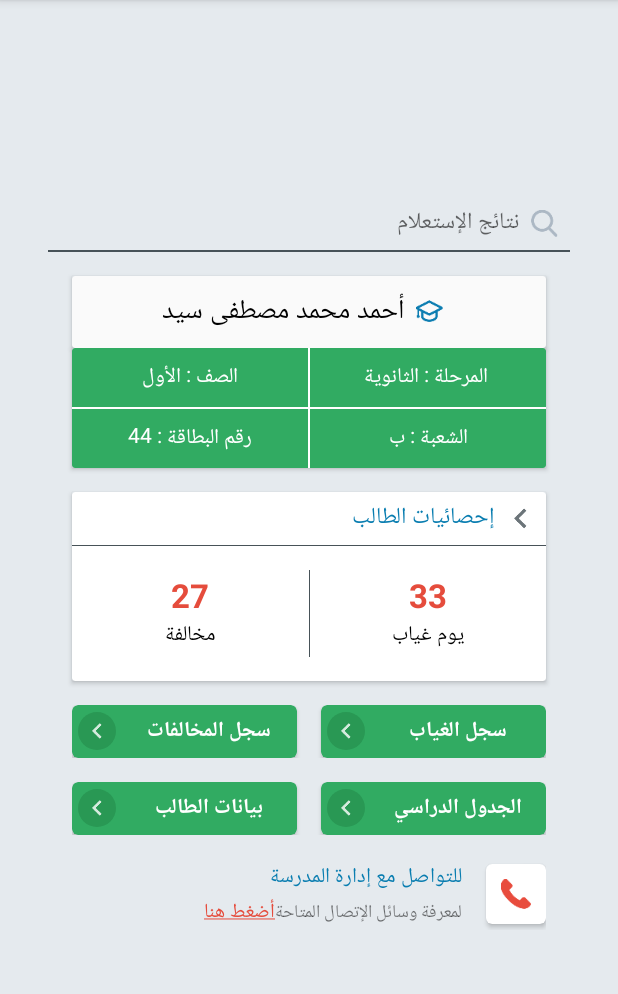
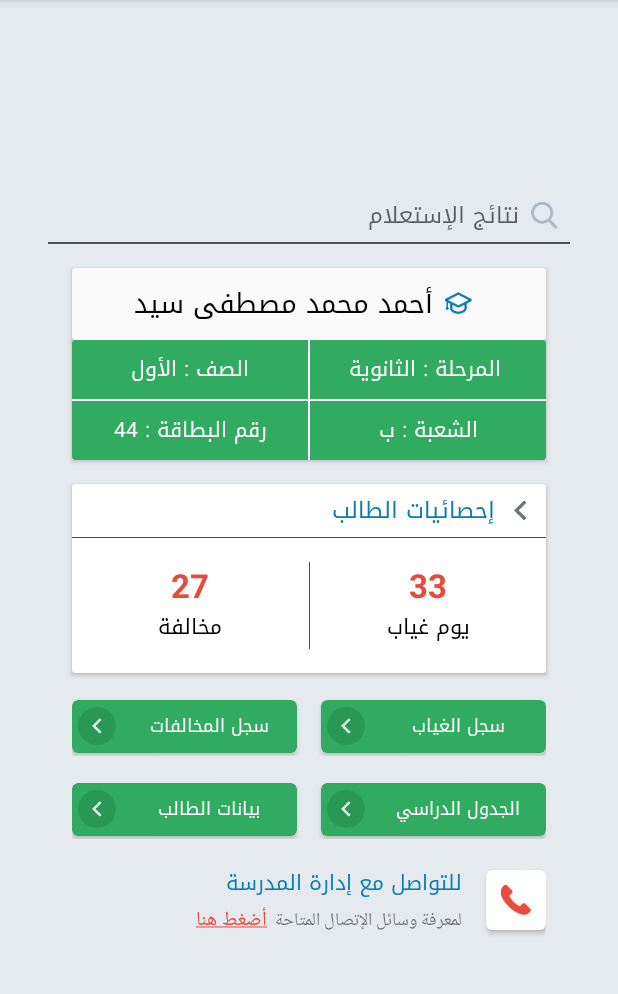
Before and after one commit to MostafaAnter/Tab3e, an Android app: the ResultOfAskAboutStudent screen opened directly, with no data from a screen before it, on a phone screen of 412 x 824 dp, the part 84-1078 px from its top. Run offline under Robolectric (Android 15) with nearby library versions, the light colour scheme and no system bars; our stand-ins replace ButterKnife; 1 statement that could not run was skipped.

Commit message:
stable version

```diff
--- a/app/src/main/java/com/tab3e/activity/ResultOfAskAboutStudent.java
+++ b/app/src/main/java/com/tab3e/activity/ResultOfAskAboutStudent.java
@@ -1,14 +1,17 @@
 package com.tab3e.activity;
 
 import android.os.Bundle;
+import android.support.annotation.Nullable;
 import android.support.design.widget.NavigationView;
 import android.support.v4.view.GravityCompat;
 import android.support.v4.widget.DrawerLayout;
 import android.support.v7.app.ActionBarDrawerToggle;
 import android.support.v7.widget.Toolbar;
+import android.widget.TextView;
 
 import com.tab3e.R;
 import com.tab3e.R2;
+import com.tab3e.util.Util;
 
 import butterknife.BindView;
 import butterknife.ButterKnife;
@@ -18,6 +21,23 @@ public class ResultOfAskAboutStudent extends AboutTab3e
 
     @BindView(R2.id.toolbar)Toolbar toolbar;
     @BindView(R2.id.nav_view)NavigationView navigationView;
+
+    @Nullable @BindView(R2.id.text1)TextView textView1;
+    @Nullable @BindView(R2.id.text2)TextView textView2;
+    @Nullable @BindView(R2.id.text3)TextView textView3;
+    @Nullable @BindView(R2.id.text4)TextView textView4;
+    @Nullable @BindView(R2.id.text5)TextView textView5;
+    @Nullable @BindView(R2.id.text6)TextView textView6;
+    @Nullable @BindView(R2.id.text7)TextView textView7;
+    @Nullable @BindView(R2.id.text8)TextView textView8;
+    @Nullable @BindView(R2.id.text9)TextView textView9;
+    @Nullable @BindView(R2.id.text10)TextView textView10;
+    @Nullable @BindView(R2.id.text11)TextView textView11;
+    @Nullable @BindView(R2.id.text12)TextView textView12;
+    @Nullable @BindView(R2.id.text13)TextView textView13;
+    @Nullable @BindView(R2.id.text14)TextView textView14;
+    @Nullable @BindView(R2.id.text15)TextView textView15;
+    @Nullable @BindView(R2.id.text16)TextView textView16;
 
     @Override
     protected void onCreate(Bundle savedInstanceState) {
@@ -35,6 +55,9 @@ public class ResultOfAskAboutStudent extends AboutTab3e
         navigationView = (NavigationView) findViewById(R.id.nav_view);
         navigationView.setNavigationItemSelectedListener(this);
         changeFontOfNavigation();
+
+        // change text font
+        changeFont();
     }
 
     @Override
@@ -46,4 +69,23 @@ public class ResultOfAskAboutStudent extends AboutTab3e
             super.onBackPressed();
         }
     }
+
+    private void changeFont(){
+        Util.changeViewTypeFace(this, "fonts/DroidKufi-Regular.ttf", textView1);
+        Util.changeViewTypeFace(this, "fonts/DroidKufi-Regular.ttf", textView2);
+        Util.changeViewTypeFace(this, "fonts/DroidKufi-Regular.ttf", textView3);
+        Util.changeViewTypeFace(this, "fonts/DroidKufi-Regular.ttf", textView4);
+        Util.changeViewTypeFace(this, "fonts/DroidKufi-Regular.ttf", textView5);
+        Util.changeViewTypeFace(this, "fonts/DroidKufi-Regular.ttf", textView6);
+        Util.changeViewTypeFace(this, "fonts/DroidKufi-Regular.ttf", textView7);
+        Util.changeViewTypeFace(this, "fonts/DroidKufi-Regular.ttf", textView8);
+        Util.changeViewTypeFace(this, "fonts/DroidKufi-Regular.ttf", textView9);
+        Util.changeViewTypeFace(this, "fonts/DroidKufi-Regular.ttf", textView10);
+        Util.changeViewTypeFace(this, "fonts/DroidKufi-Regular.ttf", textView11);
+        Util.changeViewTypeFace(this, "fonts/DroidKufi-Regular.ttf", textView12);
+        Util.changeViewTypeFace(this, "fonts/DroidKufi-Regular.ttf", textView13);
+        Util.changeViewTypeFace(this, "fonts/DroidKufi-Regular.ttf", textView14);
+        //Util.changeViewTypeFace(this, "fonts/DroidKufi-Regular.ttf", textView15);
+        //Util.changeViewTypeFace(this, "fonts/DroidKufi-Regular.ttf", textView16);
+    }
 }
--- a/app/src/main/res/layout/content_result_of_ask_about_student.xml
+++ b/app/src/main/res/layout/content_result_of_ask_about_student.xml
@@ -358,7 +358,9 @@
                     android:layout_weight="1"
                     android:foreground="?selectableItemBackground"
                     card_view:cardBackgroundColor="@color/button_green_light"
-                    card_view:cardCornerRadius="4dp">
+                    card_view:cardCornerRadius="4dp"
+                    android:layout_marginBottom="2dp"
+                    android:layout_marginTop="2dp">
 
                     <LinearLayout
                         android:layout_width="match_parent"
@@ -374,6 +376,7 @@
                             android:layout_weight="1"
                             android:gravity="center"
                             android:text="سجل الغياب"
+                            android:textSize="12sp"
                             android:textColor="#FFF"
                             android:textStyle="bold" />
 
@@ -401,7 +404,9 @@
                     android:layout_weight="1"
                     android:foreground="?selectableItemBackground"
                     card_view:cardBackgroundColor="@color/button_green_light"
-                    card_view:cardCornerRadius="4dp">
+                    card_view:cardCornerRadius="4dp"
+                    android:layout_marginBottom="2dp"
+                    android:layout_marginTop="2dp">
 
                     <LinearLayout
                         android:layout_width="match_parent"
@@ -415,6 +420,7 @@
                             android:layout_width="0dp"
                             android:layout_height="wrap_content"
                             android:layout_weight="1"
+                            android:textSize="12sp"
                             android:gravity="center"
                             android:text="سجل المخالفات"
                             android:textColor="#FFF"
@@ -450,7 +456,9 @@
                     android:layout_weight="1"
                     android:foreground="?selectableItemBackground"
                     card_view:cardBackgroundColor="@color/button_green_light"
-                    card_view:cardCornerRadius="4dp">
+                    card_view:cardCornerRadius="4dp"
+                    android:layout_marginBottom="2dp"
+                    android:layout_marginTop="2dp">
 
                     <LinearLayout
                         android:layout_width="match_parent"
@@ -465,6 +473,7 @@
                             android:layout_height="wrap_content"
                             android:layout_weight="1"
                             android:gravity="center"
+                            android:textSize="12sp"
                             android:text="الجدول الدراسي"
                             android:textColor="#FFF"
                             android:textStyle="bold" />
@@ -491,6 +500,8 @@
                     android:layout_height="35dp"
                     android:layout_gravity="center"
                     android:layout_weight="1"
+                    android:layout_marginBottom="2dp"
+                    android:layout_marginTop="2dp"
                     android:foreground="?selectableItemBackground"
                     card_view:cardBackgroundColor="@color/button_green_light"
                     card_view:cardCornerRadius="4dp">
@@ -508,6 +519,7 @@
                             android:layout_height="wrap_content"
                             android:layout_weight="1"
                             android:gravity="center"
+                            android:textSize="12sp"
                             android:text="بيانات الطالب"
                             android:textColor="#FFF"
                             android:textStyle="bold" />
--- a/app/src/main/res/values/strings.xml
+++ b/app/src/main/res/values/strings.xml
@@ -46,5 +46,5 @@
     <string name="Ask_result_text">نتائج الإستعلام</string>
     <string name="student_degres">إحصائيات الطالب</string>
     <string name="contact_with_school">للتواصل مع إدارة المدرسة</string>
-    <string name="to_know_available">لمعرفة وسائل الإتصال المتاحة</string>
+    <string name="to_know_available">"لمعرفة وسائل الإتصال المتاحة  "</string>
 </resources>
```
